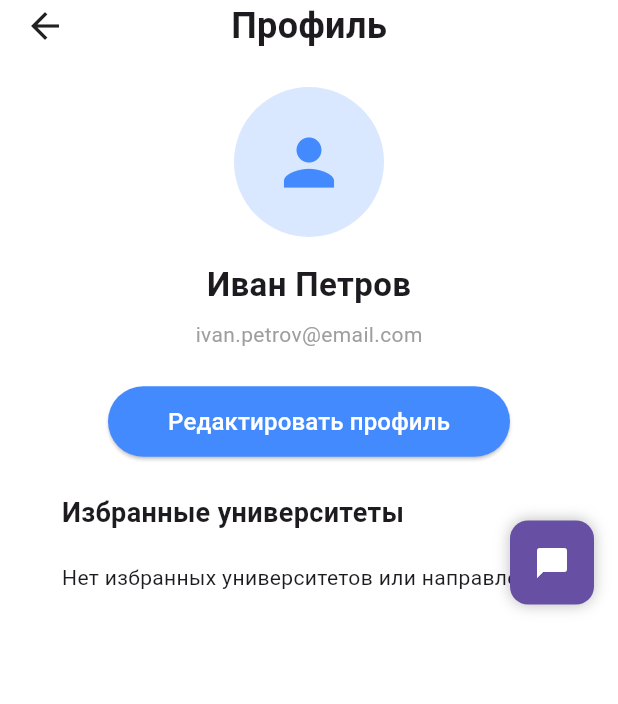
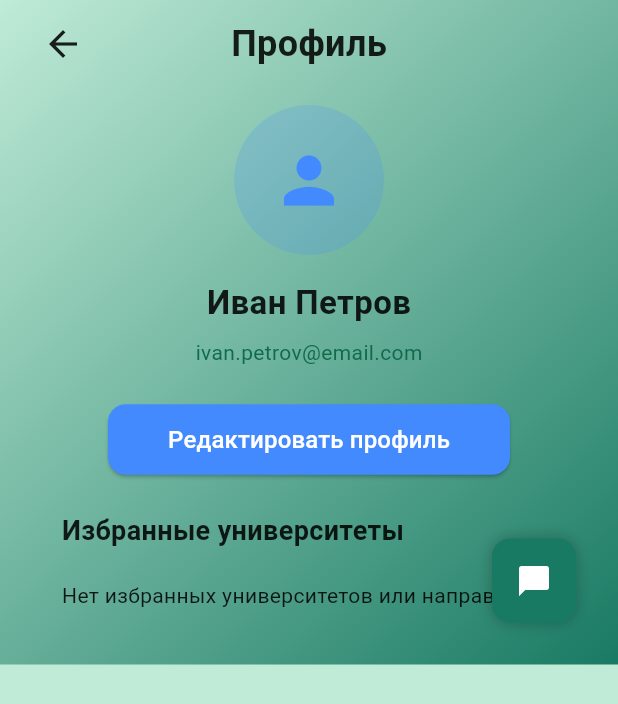
Before and after one commit to Lexu3/HACKA, a Flutter app: the screen it shows after launch, after a tap on the "person outline" icon, on a phone screen of 412 x 824 dp. Shown: the top 704 px of the screen. Run offline on Flutter 3.47's test engine with Material 3 defaults, Android fonts, the phone set to English and light mode, and no system bars; our stand-ins replace cloud_firestore, dash_chat_2, firebase_core, flutter_gemini; accounts and stored records are empty.

Commit message:
MEGA final

```diff
--- a/lib/main.dart
+++ b/lib/main.dart
@@ -4,6 +4,7 @@ import 'package:flutter_gemini/flutter_gemini.dart';
 import 'firebase_options.dart';
 
 import 'screens/home_page.dart';
+import 'theme.dart';
 
 void main() async {
   WidgetsFlutterBinding.ensureInitialized();
@@ -22,6 +23,7 @@ class MyApp extends StatelessWidget {
   Widget build(BuildContext context) {
     return MaterialApp(
       debugShowCheckedModeBanner: false,
+      theme: AppTheme.themeData(),
       home: const HomePage(),
     );
   }
--- a/lib/screens/home_page.dart
+++ b/lib/screens/home_page.dart
@@ -1,5 +1,7 @@
 import 'dart:convert';
 import 'package:flutter/material.dart';
+import '../widgets/app_scaffold.dart';
+import '../theme.dart';
 import 'package:flutter/services.dart';
 // (inline chat removed) Floating chat panel is used instead.
 import 'main_screen.dart';
@@ -45,64 +47,27 @@ class _HomePageState extends State<HomePage> {
   @override
   Widget build(BuildContext context) {
     if (texts.isEmpty) {
-      return const Scaffold(
-        body: Center(child: CircularProgressIndicator()),
+      return const AppScaffold(
+        child: Center(child: CircularProgressIndicator()),
       );
     }
 
     final t = texts[lang]!;
 
-    return Scaffold(
-      body: Column(
+    return AppScaffold(
+      appBar: AppBar(
+        backgroundColor: Colors.transparent,
+        elevation: 0,
+        title: Text(t['header'], style: const TextStyle(fontSize: 22, fontWeight: FontWeight.bold, color: AppTheme.greenDark)),
+        actions: [
+          TextButton(onPressed: toggleLang, child: Text(t['lang'], style: const TextStyle(color: Color.fromARGB(255, 46, 95, 51)))),
+          IconButton(icon: const Icon(Icons.person_outline, color: Color.fromARGB(255, 24, 48, 33)), onPressed: openProfile),
+        ],
+      ),
+      child: Column(
         children: [
-          // верхняя навигационная панель
-          Container(
-            height: 60,
-            width: double.infinity,
-            color: Colors.blueAccent,
-            padding: const EdgeInsets.symmetric(horizontal: 16),
-            child: Row(
-              mainAxisAlignment: MainAxisAlignment.spaceBetween,
-              children: [
-                Text(
-                  t["header"],
-                  style: const TextStyle(
-                      color: Colors.white,
-                      fontSize: 22,
-                      fontWeight: FontWeight.bold),
-                ),
-                Row(
-                  children: [
-                    TextButton(
-                      onPressed: toggleLang,
-                      child: Text(
-                        t["lang"],
-                        style:
-                            const TextStyle(color: Colors.white, fontSize: 16),
-                      ),
-                    ),
-                    const SizedBox(width: 8),
-                    IconButton(
-                      icon:
-                          const Icon(Icons.person_outline, color: Colors.white),
-                      onPressed: openProfile,
-                    ),
-                  ],
-                ),
-              ],
-            ),
-          ),
-
-          // основной контент
           Expanded(
-            child: Row(
-              children: [
-                // MainScreen occupies the full area now; floating chat button provides chat access.
-                Expanded(
-                  child: MainScreen(lang: lang),
-                ),
-              ],
-            ),
+            child: MainScreen(lang: lang),
           ),
         ],
       ),
--- a/lib/screens/profile_screen.dart
+++ b/lib/screens/profile_screen.dart
@@ -1,4 +1,6 @@
 import 'package:flutter/material.dart';
+import '../widgets/app_scaffold.dart';
+import '../theme.dart';
 import '../services/favorites_service.dart';
 import 'package:cloud_firestore/cloud_firestore.dart';
 import '../widgets/floating_chat.dart';
@@ -14,9 +16,7 @@ class ProfileScreen extends StatefulWidget {
 class _ProfileScreenState extends State<ProfileScreen> {
   @override
   Widget build(BuildContext context) {
-    return Scaffold(
-      backgroundColor: Colors.white,
-      body: SafeArea(
+    return AppScaffold(
       child: Stack(
         children: [
           SingleChildScrollView(
@@ -32,7 +32,6 @@ class _ProfileScreenState extends State<ProfileScreen> {
           ),
           const FloatingChatButton(),
         ],
-        ),
       ),
     );
   }
@@ -90,11 +89,11 @@ class _ProfileScreenState extends State<ProfileScreen> {
           const SizedBox(height: 8),
 
           // Email
-          const Text(
+            Text(
               "ivan.petrov@email.com",
-            style: TextStyle(
+              style: const TextStyle(
                 fontSize: 14,
-              color: Colors.grey,
+                color: Color(0xFF0F6B4A),
               ),
             ),
           const SizedBox(height: 24),
--- /dev/null
+++ b/lib/theme.dart
@@ -0,0 +1,31 @@
+import 'package:flutter/material.dart';
+
+class AppTheme {
+  // Palette inspired by the attachment (greens/teals)
+  static const Color greenDark = Color(0xFF0F6B4A);
+  static const Color greenMid = Color(0xFF197A63);
+  static const Color greenLight = Color(0xFFBFEBD7);
+  static const Color accent = Color(0xFF0A8A6B);
+
+  static Gradient mainGradient = const LinearGradient(
+    colors: [Color(0xFFBFEBD7), Color(0xFF197A63)],
+    begin: Alignment.topLeft,
+    end: Alignment.bottomRight,
+  );
+
+  static ThemeData themeData() {
+    final base = ThemeData.light();
+    return base.copyWith(
+      primaryColor: greenMid,
+      colorScheme: ColorScheme.fromSeed(seedColor: greenMid, primary: greenMid),
+      scaffoldBackgroundColor: greenLight,
+      textTheme: base.textTheme.apply(bodyColor: Colors.black87, displayColor: Colors.black87),
+      elevatedButtonTheme: ElevatedButtonThemeData(
+        style: ElevatedButton.styleFrom(
+          backgroundColor: accent,
+          shape: RoundedRectangleBorder(borderRadius: BorderRadius.circular(12)),
+        ),
+      ),
+    );
+  }
+}
--- /dev/null
+++ b/lib/widgets/app_scaffold.dart
@@ -0,0 +1,27 @@
+import 'package:flutter/material.dart';
+import '../theme.dart';
+
+class AppScaffold extends StatelessWidget {
+  final Widget child;
+  final PreferredSizeWidget? appBar;
+  final Widget? floatingActionButton;
+
+  const AppScaffold({super.key, required this.child, this.appBar, this.floatingActionButton});
+
+  @override
+  Widget build(BuildContext context) {
+    return Scaffold(
+      appBar: appBar,
+      body: Container(
+        decoration: BoxDecoration(gradient: AppTheme.mainGradient),
+        child: SafeArea(
+          child: Padding(
+            padding: const EdgeInsets.all(12.0),
+            child: child,
+          ),
+        ),
+      ),
+      floatingActionButton: floatingActionButton,
+    );
+  }
+}
```
Also changed, not shown: lib/screens/chat_bot_page.dart (+6 -41 lines), lib/widgets/gradient_button.dart (added, +24 -0 lines), lib/widgets/sticker.dart (added, +17 -0 lines), lib/widgets/styled_card.dart (added, +22 -0 lines). Lines whose indentation alone changed are shown as unchanged.
